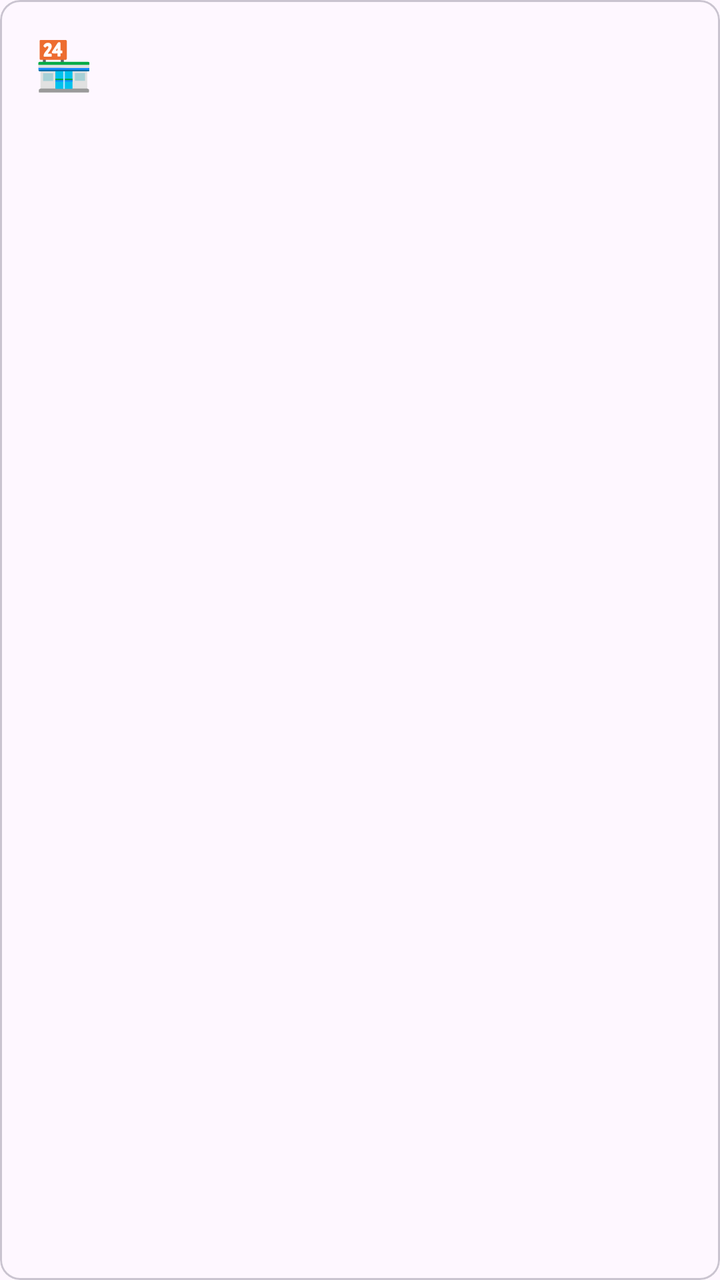
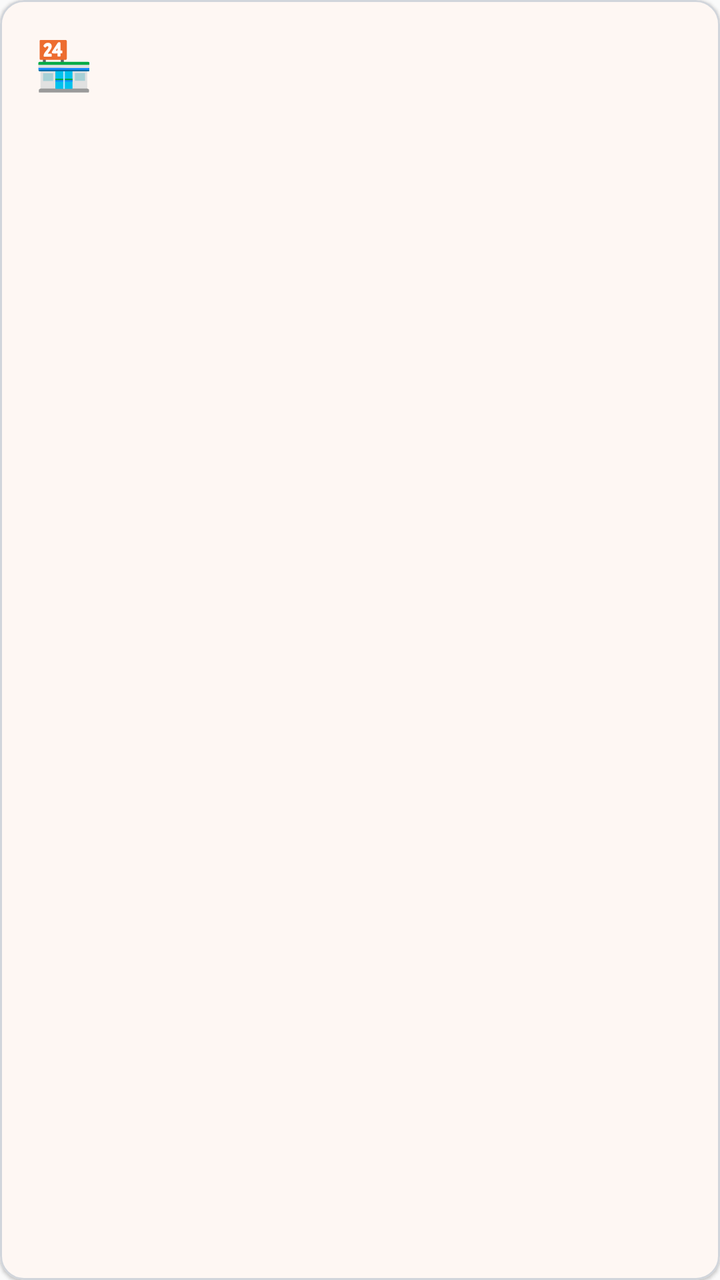

Screens rendered from an Android XML layout before and after an edit, with the pre-edit source and the edit as a unified diff.
<!-- AndroidManifest.xml: application theme Theme.ClothingSI -->
<!-- res/layout/item_appointment_card.xml -->
<?xml version="1.0" encoding="utf-8"?>
<com.google.android.material.card.MaterialCardView xmlns:android="http://schemas.android.com/apk/res/android"
    xmlns:app="http://schemas.android.com/apk/res-auto"
    android:layout_width="match_parent" android:layout_height="wrap_content"
    app:cardCornerRadius="10dp" app:cardElevation="0dp"
    android:layout_marginBottom="8dp" app:contentPadding="12dp">
    <LinearLayout android:layout_width="match_parent" android:layout_height="wrap_content"
        android:orientation="horizontal" android:gravity="center_vertical">
        <TextView android:layout_width="40dp" android:layout_height="40dp"
            android:text="🏪" android:textSize="24dp" android:gravity="center" />
        <LinearLayout android:layout_width="0dp" android:layout_height="wrap_content"
            android:layout_weight="1" android:orientation="vertical" android:layout_marginStart="10dp">
            <TextView android:id="@+id/tv_appt_seller"
                android:layout_width="wrap_content" android:layout_height="wrap_content"
                android:textSize="14dp" android:textStyle="bold" android:textColor="#2D3436" />
            <TextView android:id="@+id/tv_appt_time"
                android:layout_width="wrap_content" android:layout_height="wrap_content"
                android:textSize="11dp" android:textColor="#95A5A6" android:layout_marginTop="2dp" />
        </LinearLayout>
        <TextView android:id="@+id/tv_appt_status"
            android:layout_width="wrap_content" android:layout_height="wrap_content"
            android:textSize="12dp" android:textStyle="bold"
            android:paddingHorizontal="10dp" android:paddingVertical="4dp" />
    </LinearLayout>
</com.google.android.material.card.MaterialCardView>
<!-- resources referenced by this layout -->
<resources>
  <style name="Theme.ClothingSI" parent="Theme.Material3.Light.NoActionBar">
          <item name="colorPrimary">@color/primary</item>
          <item name="colorPrimaryDark">@color/primary_dark</item>
          <item name="colorAccent">@color/accent</item>
          <item name="android:statusBarColor">@android:color/transparent</item>
          <item name="android:navigationBarColor">@color/white</item>
          
          <item name="android:windowLightStatusBar">true</item>
          
          <item name="android:fontFamily">sans-serif</item>
          <item name="android:textViewStyle">@style/TextView.Base</item>
      </style>
  <color name="primary">#2E7D32</color>
  <color name="primary_dark">#1B5E20</color>
  <color name="accent">#66BB6A</color>
  <color name="white">#FFFFFF</color>
  <style name="TextView.Base" parent="android:Widget.TextView">
          <item name="android:fontFamily">sans-serif</item>
      </style>
</resources>

<!-- the commit's change to res/layout/item_appointment_card.xml (unified diff, before → after) -->
@@ -2,24 +2,25 @@
 <com.google.android.material.card.MaterialCardView xmlns:android="http://schemas.android.com/apk/res/android"
     xmlns:app="http://schemas.android.com/apk/res-auto"
     android:layout_width="match_parent" android:layout_height="wrap_content"
-    app:cardCornerRadius="10dp" app:cardElevation="0dp"
+    app:cardCornerRadius="12dp" app:cardElevation="1dp"
     android:layout_marginBottom="8dp" app:contentPadding="12dp">
     <LinearLayout android:layout_width="match_parent" android:layout_height="wrap_content"
         android:orientation="horizontal" android:gravity="center_vertical">
         <TextView android:layout_width="40dp" android:layout_height="40dp"
-            android:text="🏪" android:textSize="24dp" android:gravity="center" />
+            android:text="🏪" android:textSize="24sp" android:gravity="center" />
         <LinearLayout android:layout_width="0dp" android:layout_height="wrap_content"
             android:layout_weight="1" android:orientation="vertical" android:layout_marginStart="10dp">
             <TextView android:id="@+id/tv_appt_seller"
                 android:layout_width="wrap_content" android:layout_height="wrap_content"
-                android:textSize="14dp" android:textStyle="bold" android:textColor="#2D3436" />
+                android:textSize="14sp" android:textStyle="bold" android:textColor="@color/md_on_surface" />
             <TextView android:id="@+id/tv_appt_time"
                 android:layout_width="wrap_content" android:layout_height="wrap_content"
-                android:textSize="11dp" android:textColor="#95A5A6" android:layout_marginTop="2dp" />
+                android:textSize="12sp" android:textColor="@color/md_on_surface_variant"
+                android:layout_marginTop="2dp" />
         </LinearLayout>
         <TextView android:id="@+id/tv_appt_status"
             android:layout_width="wrap_content" android:layout_height="wrap_content"
-            android:textSize="12dp" android:textStyle="bold"
+            android:textSize="12sp" android:textStyle="bold"
             android:paddingHorizontal="10dp" android:paddingVertical="4dp" />
     </LinearLayout>
 </com.google.android.material.card.MaterialCardView>
<!-- resource entries referenced after the edit -->
@@ -1,21 +1,57 @@
 <!-- resources referenced by this layout -->
 <resources>
+  <color name="md_on_surface">#1F2937</color>
+  <color name="md_on_surface_variant">#9CA3AF</color>
   <style name="Theme.ClothingSI" parent="Theme.Material3.Light.NoActionBar">
-          <item name="colorPrimary">@color/primary</item>
-          <item name="colorPrimaryDark">@color/primary_dark</item>
-          <item name="colorAccent">@color/accent</item>
+          
+          <item name="colorPrimary">@color/md_primary</item>
+          <item name="colorOnPrimary">@color/md_on_primary</item>
+          <item name="colorPrimaryContainer">@color/md_primary_container</item>
+          <item name="colorOnPrimaryContainer">@color/md_on_primary_container</item>
+  
+          
+          <item name="colorSecondary">@color/md_secondary</item>
+          <item name="colorOnSecondary">@color/md_on_secondary</item>
+          <item name="colorSecondaryContainer">@color/md_secondary_container</item>
+          <item name="colorOnSecondaryContainer">@color/md_on_secondary_container</item>
+  
+          
+          <item name="android:colorBackground">@color/md_surface_container_low</item>
+          <item name="colorSurface">@color/md_surface</item>
+          <item name="colorOnSurface">@color/md_on_surface</item>
+          <item name="colorOnSurfaceVariant">@color/md_on_surface_variant</item>
+  
+          
+          <item name="colorOutline">@color/md_outline</item>
+          <item name="colorOutlineVariant">@color/md_outline_variant</item>
+  
+          
+          <item name="colorError">@color/md_error</item>
+          <item name="colorOnError">@color/md_on_error</item>
+  
+          
           <item name="android:statusBarColor">@android:color/transparent</item>
-          <item name="android:navigationBarColor">@color/white</item>
-          
+          <item name="android:navigationBarColor">@color/md_surface</item>
           <item name="android:windowLightStatusBar">true</item>
+  
           
           <item name="android:fontFamily">sans-serif</item>
           <item name="android:textViewStyle">@style/TextView.Base</item>
       </style>
-  <color name="primary">#2E7D32</color>
-  <color name="primary_dark">#1B5E20</color>
-  <color name="accent">#66BB6A</color>
-  <color name="white">#FFFFFF</color>
+  <color name="md_primary">#F97316</color>
+  <color name="md_on_primary">#FFFFFF</color>
+  <color name="md_primary_container">#FFF7ED</color>
+  <color name="md_on_primary_container">#5C3D00</color>
+  <color name="md_secondary">#2563EB</color>
+  <color name="md_on_secondary">#FFFFFF</color>
+  <color name="md_secondary_container">#DBEAFE</color>
+  <color name="md_on_secondary_container">#001A3E</color>
+  <color name="md_surface_container_low">#FAFAFA</color>
+  <color name="md_surface">#FFFFFF</color>
+  <color name="md_outline">#9CA3AF</color>
+  <color name="md_outline_variant">#D1D5DB</color>
+  <color name="md_error">#EF4444</color>
+  <color name="md_on_error">#FFFFFF</color>
   <style name="TextView.Base" parent="android:Widget.TextView">
           <item name="android:fontFamily">sans-serif</item>
       </style>
